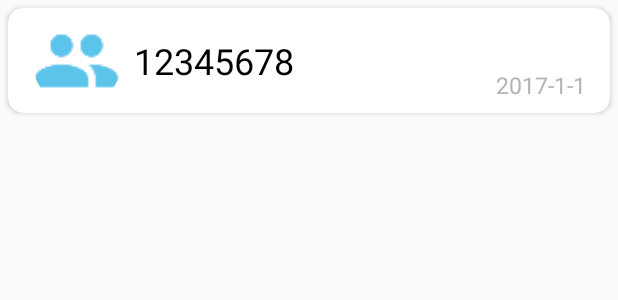
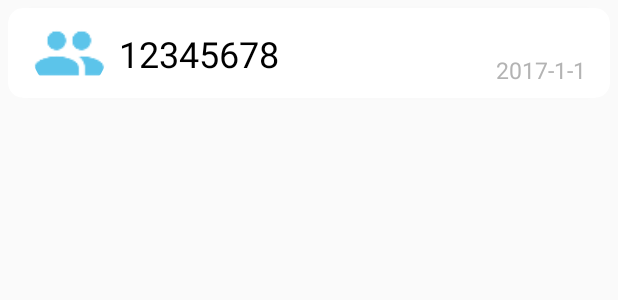
Before and after one commit to daidahao/ChannelX, an Android app: the layout channel_item.xml on its own in the app's theme, with its tools: preview values and no code run, on a phone screen of 412 x 824 dp. Shown: the top 300 px of the screen. Run offline under Robolectric (Android 15) with nearby library versions, the phone set to English and light mode, and no system bars.

Commit message:
shorten the height of channel_item

```diff
--- a/app/src/main/res/layout/channel_item.xml
+++ b/app/src/main/res/layout/channel_item.xml
@@ -4,7 +4,7 @@
     xmlns:app="http://schemas.android.com/apk/res-auto"
     xmlns:tools="http://schemas.android.com/tools"
     android:layout_width="match_parent"
-    android:layout_height="70dp"
+    android:layout_height="60dp"
     android:layout_margin="5dp"
     app:cardCornerRadius="10dp"
     android:elevation="20dp"
@@ -45,8 +45,8 @@
 
         <de.hdodenhof.circleimageview.CircleImageView
             android:id="@+id/channel_image"
-            android:layout_width="60dp"
-            android:layout_height="60dp"
+            android:layout_width="50dp"
+            android:layout_height="50dp"
             android:layout_alignParentStart="true"
             android:layout_alignParentTop="true"
             android:layout_marginBottom="5dp"
```
